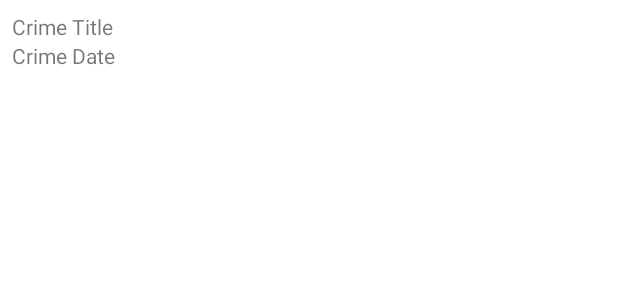
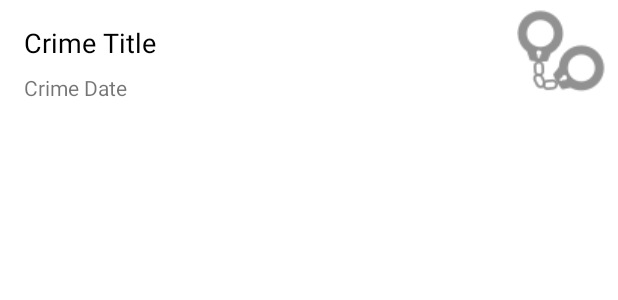
Before and after one commit to byLatte/CriminalIntent, an Android app: the layout list_item_crime.xml on its own in the app's theme, with its tools: preview values and no code run, on a phone screen of 412 x 824 dp. Shown: the top 300 px of the screen. Run offline under Robolectric (Android 15) with nearby library versions, the phone set to English and light mode, and no system bars.

Commit message:
constraintLayout 적용

```diff
--- a/app/src/main/java/com/latte/crime/CrimeListFragment.kt
+++ b/app/src/main/java/com/latte/crime/CrimeListFragment.kt
@@ -5,6 +5,7 @@ import android.util.Log
 import android.view.LayoutInflater
 import android.view.View
 import android.view.ViewGroup
+import android.widget.ImageView
 import android.widget.TextView
 import android.widget.Toast
 import androidx.fragment.app.Fragment
@@ -58,6 +59,8 @@ class CrimeListFragment: Fragment() {
 
         private val titleTextView: TextView = itemView.findViewById(R.id.crime_title)
         private val dateTextView: TextView = itemView.findViewById(R.id.crime_date)
+        private val solvedImageView: ImageView = itemView.findViewById(R.id.crime_solved)
+
 
         init{
             itemView.setOnClickListener(this)
@@ -71,6 +74,11 @@ class CrimeListFragment: Fragment() {
             this.crime = crime
             titleTextView.text = this.crime.title
             dateTextView.text = this.crime.date.toString()
+            solvedImageView.visibility = if (crime.isSolved){
+                View.VISIBLE
+            }else{
+                View.GONE
+            }
         }
     }
 
--- a/app/src/main/res/layout/list_item_crime.xml
+++ b/app/src/main/res/layout/list_item_crime.xml
@@ -1,21 +1,43 @@
 <?xml version="1.0" encoding="utf-8"?>
-<LinearLayout xmlns:android="http://schemas.android.com/apk/res/android"
-    android:orientation="vertical"
+<androidx.constraintlayout.widget.ConstraintLayout xmlns:android="http://schemas.android.com/apk/res/android"
+    xmlns:app="http://schemas.android.com/apk/res-auto"
+    xmlns:tools="http://schemas.android.com/tools"
+    android:id="@+id/linearLayout"
     android:layout_width="match_parent"
-    android:layout_height="wrap_content"
-    android:padding="8dp"
-    >
+    android:layout_height="wrap_content">
+
+    <ImageView
+        android:id="@+id/crime_solved"
+        android:layout_width="wrap_content"
+        android:layout_height="wrap_content"
+        android:layout_marginEnd="8dp"
+        app:layout_constraintBottom_toBottomOf="parent"
+        app:layout_constraintEnd_toEndOf="parent"
+        app:layout_constraintTop_toTopOf="parent"
+        app:srcCompat="@drawable/ic_solved" />
+
+    <TextView
+        android:id="@+id/crime_date"
+        android:layout_width="0dp"
+        android:layout_height="wrap_content"
+        android:layout_marginStart="16dp"
+        android:layout_marginTop="8dp"
+        android:text="Crime Date"
+        app:layout_constraintEnd_toStartOf="@+id/crime_solved"
+        app:layout_constraintStart_toStartOf="parent"
+        app:layout_constraintTop_toBottomOf="@+id/crime_title" />
+
     <TextView
         android:id="@+id/crime_title"
-        android:layout_width="match_parent"
+        android:layout_width="0dp"
         android:layout_height="wrap_content"
+        android:layout_marginStart="16dp"
+        android:layout_marginTop="16dp"
         android:text="Crime Title"
-        />
-    <TextView
-        android:id="@+id/crime_date"
-        android:layout_width="match_parent"
-        android:layout_height="wrap_content"
-        android:text="Crime Date"
-        />
+        android:textColor="@color/black"
+        android:textSize="18sp"
+        app:layout_constraintEnd_toStartOf="@+id/crime_solved"
+        app:layout_constraintStart_toStartOf="parent"
+        app:layout_constraintTop_toTopOf="parent" />
 
-</LinearLayout>
+</androidx.constraintlayout.widget.ConstraintLayout>
--- /dev/null
+++ b/app/src/main/res/values/styles.xml
@@ -0,0 +1,6 @@
+<resources>
+    <style name="BigTextStyle">
+        <item name="android:textSize">20sp</item>
+        <item name="android:padding">3dp</item>
+    </style>
+</resources>
```
Also changed, not shown: app/src/main/res/drawable/ic_solved.png (added).
